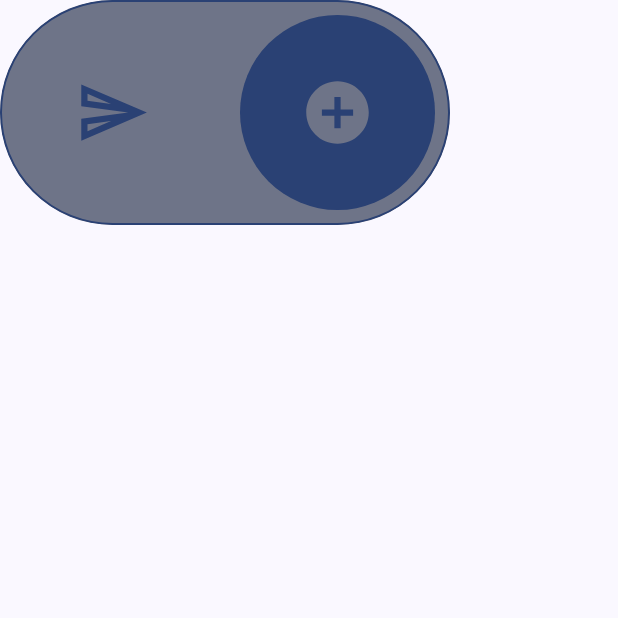
After one commit to svodovv/OmgupsAndroidApp, an Android app built with Jetpack Compose: the composable ThemeSwitcher shown on its own in the app's theme, on a phone screen of 412 x 824 dp, the top half of it. The commit adds this screen. Run offline under Robolectric (Android 15) with nearby library versions, the phone set to English and light mode, and no system bars; Roboto replaces fonts that are not available here; 1 statement that could not run was skipped.

Commit message:
Settings

```diff
--- /dev/null
+++ b/app/src/main/java/com/example/omgupsandroidapp/presentation/ui/SettingsScreen/ThemeState.kt
@@ -0,0 +1,5 @@
+package com.example.omgupsandroidapp.presentation.ui.SettingsScreen
+
+data class ThemeState(
+    val themeState: Boolean = false,
+)
--- /dev/null
+++ b/app/src/main/java/com/example/omgupsandroidapp/presentation/ui/SettingsScreen/copmposable/ThemeSwitcher.kt
@@ -0,0 +1,100 @@
+package com.example.omgupsandroidapp.presentation.ui.SettingsScreen.copmposable
+
+import androidx.compose.animation.core.AnimationSpec
+import androidx.compose.animation.core.animateDpAsState
+import androidx.compose.animation.core.tween
+import androidx.compose.foundation.BorderStroke
+import androidx.compose.foundation.background
+import androidx.compose.foundation.border
+import androidx.compose.foundation.clickable
+import androidx.compose.foundation.layout.Box
+import androidx.compose.foundation.layout.Row
+import androidx.compose.foundation.layout.height
+import androidx.compose.foundation.layout.offset
+import androidx.compose.foundation.layout.padding
+import androidx.compose.foundation.layout.size
+import androidx.compose.foundation.layout.width
+import androidx.compose.foundation.shape.CircleShape
+import androidx.compose.foundation.shape.RoundedCornerShape
+import androidx.compose.material.icons.Icons
+import androidx.compose.material.icons.filled.AddCircle
+import androidx.compose.material.icons.outlined.Send
+import androidx.compose.material3.Icon
+import androidx.compose.material3.MaterialTheme
+import androidx.compose.runtime.Composable
+import androidx.compose.runtime.getValue
+import androidx.compose.ui.Alignment
+import androidx.compose.ui.Modifier
+import androidx.compose.ui.draw.clip
+import androidx.compose.ui.unit.Dp
+import androidx.compose.ui.unit.dp
+
+@Composable
+fun ThemeSwitcher(
+    darkTheme: Boolean = false,
+    size: Dp = 150.dp,
+    iconSize: Dp = size / 3,
+    padding: Dp = 10.dp,
+    borderWidth: Dp = 1.dp,
+    parentShape: RoundedCornerShape = CircleShape,
+    toggleShape: RoundedCornerShape = CircleShape,
+    animationSpec: AnimationSpec<Dp> = tween(durationMillis = 300),
+    onClick: () -> Unit
+) {
+    val offset by animateDpAsState(
+        targetValue = if (darkTheme) 0.dp else size,
+        animationSpec = animationSpec, label = ""
+    )
+
+    Box(modifier = Modifier
+        .width(size * 2)
+        .height(size)
+        .clip(shape = parentShape)
+        .clickable { onClick() }
+        .background(MaterialTheme.colorScheme.secondaryContainer)
+    ) {
+        Box(
+            modifier = Modifier
+                .size(size)
+                .offset(x = offset)
+                .padding(all = padding)
+                .clip(shape = toggleShape)
+                .background(MaterialTheme.colorScheme.primary)
+        ) {}
+        Row(
+            modifier = Modifier
+                .border(
+                    border = BorderStroke(
+                        width = borderWidth,
+                        color = MaterialTheme.colorScheme.primary
+                    ),
+                    shape = parentShape
+                )
+        ) {
+            Box(
+                modifier = Modifier.size(size),
+                contentAlignment = Alignment.Center
+            ) {
+                Icon(
+                    modifier = Modifier.size(iconSize),
+                    imageVector = Icons.Outlined.Send,
+                    contentDescription = "Theme Icon",
+                    tint = if (darkTheme) MaterialTheme.colorScheme.secondaryContainer
+                    else MaterialTheme.colorScheme.primary
+                )
+            }
+            Box(
+                modifier = Modifier.size(size),
+                contentAlignment = Alignment.Center
+            ) {
+                Icon(
+                    modifier = Modifier.size(iconSize),
+                    imageVector = Icons.Default.AddCircle,
+                    contentDescription = "Theme Icon",
+                    tint = if (darkTheme) MaterialTheme.colorScheme.primary
+                    else MaterialTheme.colorScheme.secondaryContainer
+                )
+            }
+        }
+    }
+}
--- a/app/src/main/java/com/example/omgupsandroidapp/presentation/ui/SheduleScreen/ScheduleScreen.kt
+++ b/app/src/main/java/com/example/omgupsandroidapp/presentation/ui/SheduleScreen/ScheduleScreen.kt
@@ -2,6 +2,7 @@ package com.omgupsapp.presentation.ui.SheduleScreen
 
 import androidx.compose.foundation.layout.Arrangement
 import androidx.compose.foundation.layout.Column
+import androidx.compose.foundation.layout.PaddingValues
 import androidx.compose.foundation.layout.fillMaxSize
 import androidx.compose.material3.Text
 import androidx.compose.runtime.Composable
@@ -10,7 +11,10 @@ import androidx.compose.ui.Modifier
 import androidx.navigation.NavController
 
 @Composable
-fun ScheduleScreen(navController: NavController) {
+fun ScheduleScreen(
+    navController: NavController,
+    paddingValues: PaddingValues
+) {
     Column(
         modifier = Modifier.fillMaxSize(),
         verticalArrangement = Arrangement.Center,
```
Also changed, not shown: app/build.gradle.kts (+7 -1 lines), app/src/main/java/com/example/omgupsandroidapp/presentation/navigation/NavControllerComposable.kt (+17 -6 lines), app/src/main/java/com/example/omgupsandroidapp/presentation/ui/SettingsScreen/copmposable/SettingsScreen.kt (added, +45 -0 lines), app/src/main/java/com/example/omgupsandroidapp/presentation/ui/homeScreen/components/HomeScreen.kt (+6 -85 lines), app/src/main/java/com/example/omgupsandroidapp/presentation/ui/userProfileScreen/composable/UserProfileScreen.kt (+9 -3 lines), app/src/main/res/drawable/ic_outilineprofile.xml (renamed from app/src/main/res/drawable/outilineprofile.xml), app/src/main/res/drawable/ic_outline_schedule.xml (renamed from app/src/main/res/drawable/outlineschedule.xml), app/src/main/res/drawable/ic_services.xml (renamed from app/src/main/res/drawable/services.xml).
